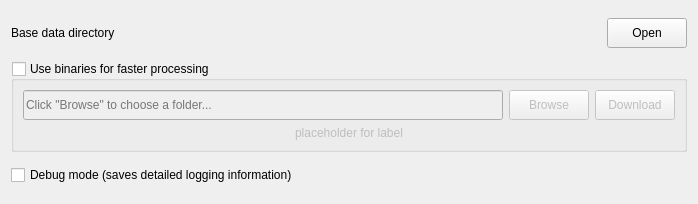
The window that LDMP/gui/WidgetSettingsAdvanced.ui (ConservationInternational/trends.earth) describes before a commit, drawn with Qt 5.
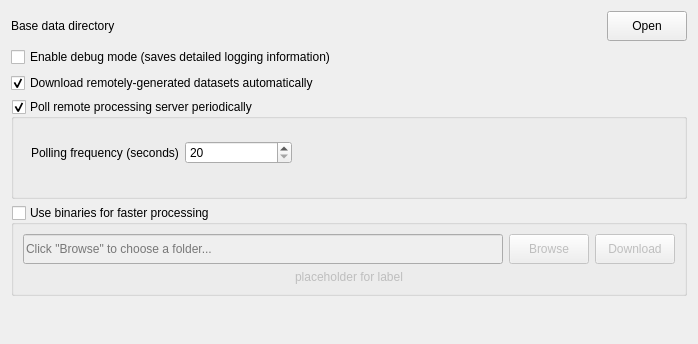
The same window after the commit. Custom widgets are drawn as their Qt base class.

Commit message: Allow enabling/disabling automatic downloads and remote polling frequency via settings

```diff
--- a/LDMP/gui/WidgetSettingsAdvanced.ui
+++ b/LDMP/gui/WidgetSettingsAdvanced.ui
@@ -7,7 +7,7 @@
     <x>0</x>
     <y>0</y>
     <width>698</width>
-    <height>204</height>
+    <height>344</height>
    </rect>
   </property>
   <property name="sizePolicy">
@@ -25,7 +25,7 @@
      <item>
       <widget class="QLabel" name="label_3">
        <property name="sizePolicy">
-        <sizepolicy hsizetype="Preferred" vsizetype="Fixed">
+        <sizepolicy hsizetype="Preferred" vsizetype="Preferred">
          <horstretch>0</horstretch>
          <verstretch>0</verstretch>
         </sizepolicy>
@@ -82,9 +82,77 @@
     </layout>
    </item>
    <item>
-    <widget class="QGroupBox" name="binaries_checkbox">
+    <widget class="QCheckBox" name="debug_checkbox">
+     <property name="text">
+      <string>Enable debug mode (saves detailed logging information)</string>
+     </property>
+    </widget>
+   </item>
+   <item>
+    <widget class="QCheckBox" name="download_remote_datasets_chb">
+     <property name="text">
+      <string>Download remotely-generated datasets automatically</string>
+     </property>
+     <property name="checked">
+      <bool>true</bool>
+     </property>
+    </widget>
+   </item>
+   <item>
+    <widget class="QGroupBox" name="polling_frequency_gb">
      <property name="sizePolicy">
-      <sizepolicy hsizetype="Preferred" vsizetype="Fixed">
+      <sizepolicy hsizetype="Preferred" vsizetype="Preferred">
+       <horstretch>0</horstretch>
+       <verstretch>0</verstretch>
+      </sizepolicy>
+     </property>
+     <property name="minimumSize">
+      <size>
+       <width>0</width>
+       <height>100</height>
+      </size>
+     </property>
+     <property name="title">
+      <string>Poll remote processing server periodically</string>
+     </property>
+     <property name="checkable">
+      <bool>true</bool>
+     </property>
+     <widget class="QWidget" name="layoutWidget">
+      <property name="geometry">
+       <rect>
+        <x>20</x>
+        <y>40</y>
+        <width>261</width>
+        <height>28</height>
+       </rect>
+      </property>
+      <layout class="QHBoxLayout" name="horizontalLayout_3">
+       <item>
+        <widget class="QLabel" name="label">
+         <property name="text">
+          <string>Polling frequency (seconds)</string>
+         </property>
+        </widget>
+       </item>
+       <item>
+        <widget class="QSpinBox" name="polling_frequency_sb">
+         <property name="minimum">
+          <number>20</number>
+         </property>
+         <property name="maximum">
+          <number>3600</number>
+         </property>
+        </widget>
+       </item>
+      </layout>
+     </widget>
+    </widget>
+   </item>
+   <item>
+    <widget class="QGroupBox" name="binaries_gb">
+     <property name="sizePolicy">
+      <sizepolicy hsizetype="Preferred" vsizetype="Preferred">
        <horstretch>0</horstretch>
        <verstretch>0</verstretch>
       </sizepolicy>
@@ -198,11 +266,17 @@
     </widget>
    </item>
    <item>
-    <widget class="QCheckBox" name="debug_checkbox">
-     <property name="text">
-      <string>Debug mode (saves detailed logging information)</string>
+    <spacer name="verticalSpacer">
+     <property name="orientation">
+      <enum>Qt::Vertical</enum>
      </property>
-    </widget>
+     <property name="sizeHint" stdset="0">
+      <size>
+       <width>20</width>
+       <height>16</height>
+      </size>
+     </property>
+    </spacer>
    </item>
   </layout>
  </widget>
```
Left out of the diff: 2 changed lines with no effect on the pictures. The commit also changes 4 other files.
